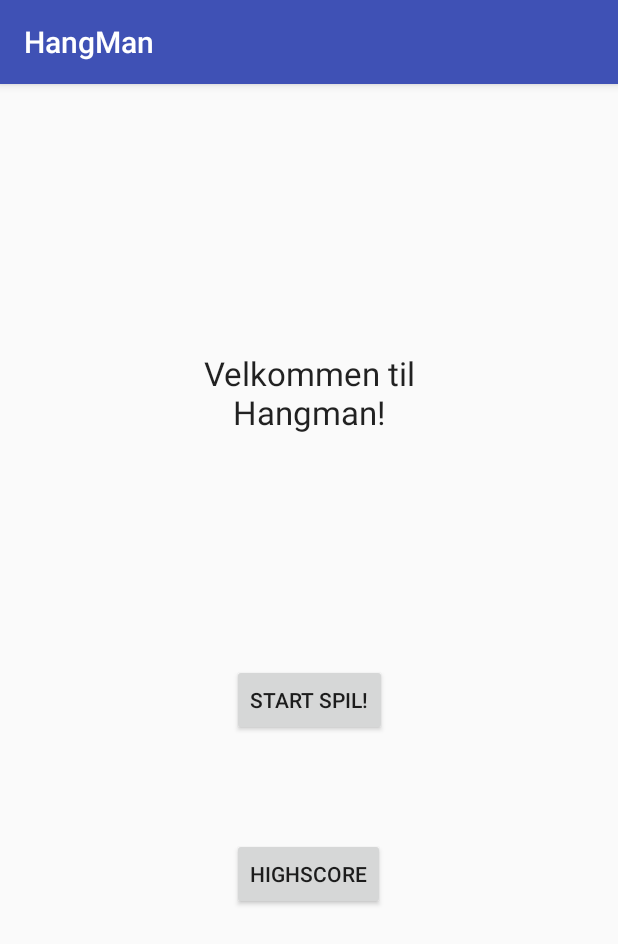
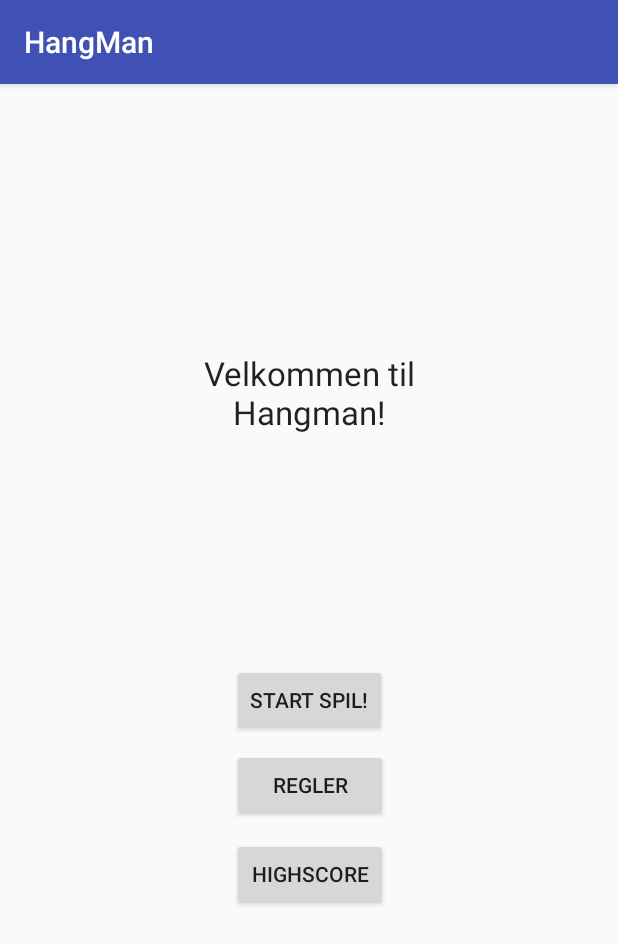
Before and after one commit to LeAlpha/HangMan2, an Android app: the screen it shows after launch (MainActivity), on a phone screen of 412 x 824 dp. Shown: the top 944 px of the screen. Run offline under Robolectric (Android 15) with nearby library versions, the phone set to English and light mode, and no system bars.

Commit message:
Regler page implementeret

```diff
--- a/app/src/main/AndroidManifest.xml
+++ b/app/src/main/AndroidManifest.xml
@@ -20,7 +20,7 @@
         </activity>
         <activity android:name=".HangManSpil" />
         <activity android:name=".Highscore" />
-
+        <activity android:name=".Rules"></activity>
     </application>
 
 </manifest>
--- a/app/src/main/java/com/example/oii/hangman/MainActivity.java
+++ b/app/src/main/java/com/example/oii/hangman/MainActivity.java
@@ -15,7 +15,7 @@ import android.widget.TextView;
 
 public class MainActivity extends AppCompatActivity implements View.OnClickListener {
     SharedPreferences sp;
-    Button startSpilKnap, highscoreKnap;
+    Button startSpilKnap, highscoreKnap, reglerknap;
 
     @Override
     protected void onCreate(Bundle savedInstanceState) {
@@ -23,8 +23,10 @@ public class MainActivity extends AppCompatActivity implements View.OnClickListe
         setContentView(R.layout.activity_main);
         startSpilKnap = findViewById(R.id.GoToGameButton);
         highscoreKnap = findViewById(R.id.hsButton);
+        reglerknap = findViewById(R.id.rules_btn);
         startSpilKnap.setOnClickListener(this);
         highscoreKnap.setOnClickListener(this);
+        reglerknap.setOnClickListener(this);
 
 
 
@@ -40,5 +42,9 @@ public class MainActivity extends AppCompatActivity implements View.OnClickListe
             Intent browser = new Intent(this , Highscore.class);
             startActivity(browser);
         }
+        else if (v == reglerknap){
+            Intent browser = new Intent(this, Rules.class);
+            startActivity(browser);
+        }
     }
 }
--- a/app/src/main/res/layout/activity_hangmanspil.xml
+++ b/app/src/main/res/layout/activity_hangmanspil.xml
@@ -6,6 +6,11 @@
     android:layout_height="match_parent"
     tools:context=".HangManSpil"
     tools:layout_editor_absoluteY="25dp">
+
+    <nl.dionsegijn.konfetti.KonfettiView
+        android:id="@+id/viewKonfetti"
+        android:layout_width="match_parent"
+        android:layout_height="match_parent" />
 
     <TextView
         android:id="@+id/usedLettersField"
--- a/app/src/main/res/layout/activity_highscore.xml
+++ b/app/src/main/res/layout/activity_highscore.xml
@@ -35,7 +35,7 @@
         android:layout_width="wrap_content"
         android:layout_height="wrap_content"
         android:layout_marginBottom="71dp"
-        android:text="Update"
+        android:text="Tilbage til hovedmenu"
         app:layout_constraintBottom_toBottomOf="parent"
         app:layout_constraintStart_toStartOf="@+id/textfield_HighScore"
         app:layout_constraintTop_toBottomOf="@+id/headline_HighScore" />
--- a/app/src/main/res/layout/activity_main.xml
+++ b/app/src/main/res/layout/activity_main.xml
@@ -7,6 +7,17 @@
     tools:context=".MainActivity"
     tools:layout_editor_absoluteY="25dp">
 
+
+    <Button
+        android:id="@+id/rules_btn"
+        android:layout_width="104dp"
+        android:layout_height="wrap_content"
+        android:layout_marginBottom="217dp"
+        android:text="Regler"
+        app:layout_constraintBottom_toBottomOf="parent"
+        app:layout_constraintStart_toStartOf="@+id/GoToGameButton"
+        app:layout_constraintTop_toBottomOf="@+id/textView"
+        app:layout_constraintVertical_bias="0.595" />
 
     <TextView
         android:id="@+id/textView"
@@ -38,7 +49,7 @@
 
     <Button
         android:id="@+id/hsButton"
-        android:layout_width="wrap_content"
+        android:layout_width="104dp"
         android:layout_height="wrap_content"
         android:layout_marginBottom="217dp"
         android:text="Highscore"
```
Also changed, not shown: app/src/main/java/com/example/oii/hangman/HangManSpil.java (+7 -2 lines), app/src/main/java/com/example/oii/hangman/Highscore.java (+8 -1 lines), app/src/main/java/com/example/oii/hangman/Rules.java (added, +13 -0 lines), app/src/main/res/layout/activity_rules.xml (added, +68 -0 lines), 2 other files.
